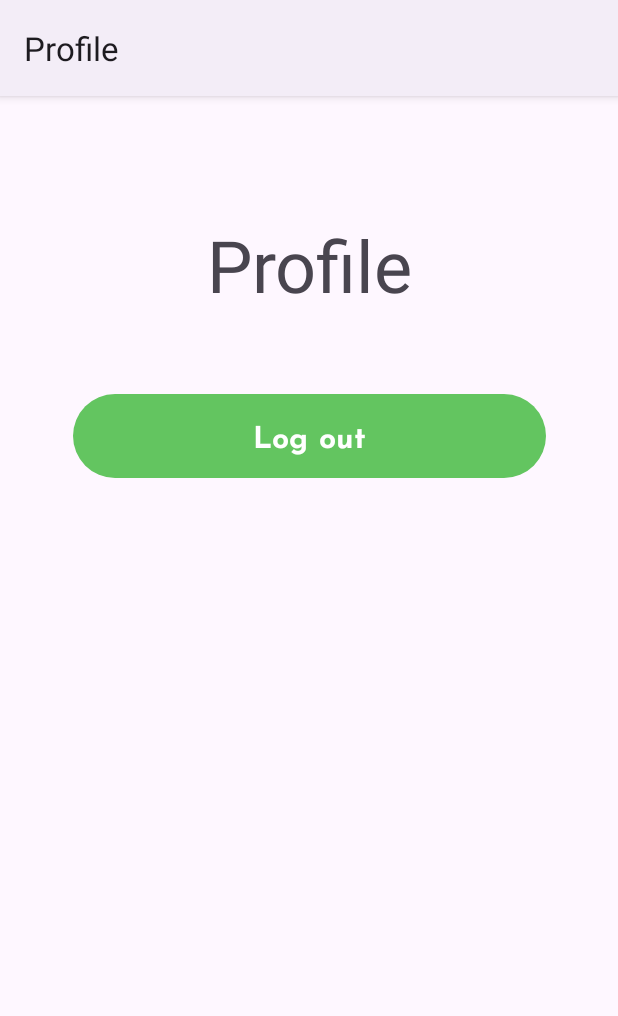
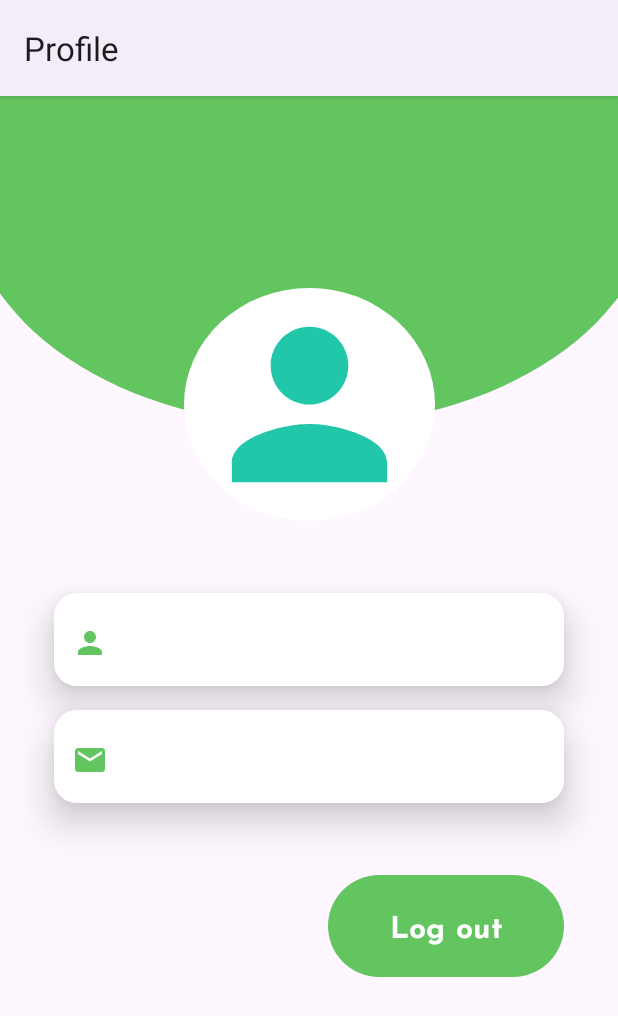
Before and after one commit to MasameEh/FoodPlanner_App, an Android app: the fragment ProfileFragment shown on its own in the app's theme, on a phone screen of 412 x 824 dp. Shown: the top 1016 px of the screen. Run offline under Robolectric (Android 15) with nearby library versions, the phone set to English and light mode, and no system bars; our stand-ins replace Firebase (no records; nobody signed in at launch, a user with empty details on screens opened directly), RxJava; Roboto replaces fonts that are not available here.

Commit message:
display username and email in profile screen

```diff
--- a/app/src/main/java/com/example/foodplanner/data/remote/auth/AuthCallback.java
+++ /dev/null
@@ -1,8 +0,0 @@
-package com.example.foodplanner.data.remote.auth;
-
-import com.google.firebase.auth.FirebaseUser;
-
-public interface AuthCallback {
-    void onSuccess(FirebaseUser user);
-    void onFailure(Exception e);
-}
--- a/app/src/main/java/com/example/foodplanner/data/remote/auth/FirebaseRemoteDataSource.java
+++ b/app/src/main/java/com/example/foodplanner/data/remote/auth/FirebaseRemoteDataSource.java
@@ -7,6 +7,7 @@ import com.google.firebase.auth.AuthCredential;
 import com.google.firebase.auth.FirebaseAuth;
 import com.google.firebase.auth.FirebaseUser;
 import com.google.firebase.auth.GoogleAuthProvider;
+import com.google.firebase.auth.UserProfileChangeRequest;
 import com.google.firebase.firestore.FieldValue;
 import com.google.firebase.firestore.FirebaseFirestore;
 
@@ -45,6 +46,8 @@ public class FirebaseRemoteDataSource implements AuthService{
                     mAuth.signInWithEmailAndPassword(email, password)
                             .addOnCompleteListener(task -> {
                                 if (task.isSuccessful()) {
+
+
                                     emitter.onSuccess(getCurrentUser().getUid());
 
                                 } else {
@@ -63,6 +66,21 @@ public class FirebaseRemoteDataSource implements AuthService{
                     mAuth.createUserWithEmailAndPassword(email, password)
                             .addOnCompleteListener(task -> {
                                 if (task.isSuccessful()) {
+
+                                    FirebaseUser user = mAuth.getCurrentUser();
+                                    if (user != null) {
+                                        // Update display name with username
+                                        UserProfileChangeRequest profileUpdates = new UserProfileChangeRequest.Builder()
+                                                .setDisplayName(username)
+                                                .build();
+
+                                        user.updateProfile(profileUpdates)
+                                                .addOnCompleteListener(updateTask -> {
+                                                    if (updateTask.isSuccessful()) {
+                                                        Log.d("Firebase", "Display name set to: " + username);
+                                                    }
+                                                });
+                                    }
                                     emitter.onSuccess(getCurrentUser().getUid());
                                     saveUserToFirestore(mAuth.getCurrentUser().getUid(), username, email);
 
--- a/app/src/main/java/com/example/foodplanner/data/repo/FirebaseRepository.java
+++ b/app/src/main/java/com/example/foodplanner/data/repo/FirebaseRepository.java
@@ -1,7 +1,6 @@
 package com.example.foodplanner.data.repo;
 
 
-import com.example.foodplanner.data.remote.auth.AuthCallback;
 import com.google.firebase.auth.FirebaseUser;
 
 import io.reactivex.rxjava3.core.Completable;
--- a/app/src/main/java/com/example/foodplanner/data/repo/FirebaseRepositoryImp.java
+++ b/app/src/main/java/com/example/foodplanner/data/repo/FirebaseRepositoryImp.java
@@ -1,7 +1,6 @@
 package com.example.foodplanner.data.repo;
 
 import com.example.foodplanner.data.local.CacheHelper;
-import com.example.foodplanner.data.remote.auth.AuthCallback;
 import com.example.foodplanner.data.remote.auth.FirebaseRemoteDataSource;
 import com.google.firebase.auth.FirebaseUser;
 
--- a/app/src/main/java/com/example/foodplanner/login/presenter/LoginPresenterImp.java
+++ b/app/src/main/java/com/example/foodplanner/login/presenter/LoginPresenterImp.java
@@ -1,9 +1,7 @@
 package com.example.foodplanner.login.presenter;
 
-import com.example.foodplanner.data.remote.auth.AuthCallback;
 import com.example.foodplanner.data.repo.FirebaseRepository;
 import com.example.foodplanner.login.view.LoginView;
-import com.google.firebase.auth.FirebaseUser;
 
 import io.reactivex.rxjava3.android.schedulers.AndroidSchedulers;
 import io.reactivex.rxjava3.disposables.Disposable;
--- a/app/src/main/java/com/example/foodplanner/login/view/LoginFragment.java
+++ b/app/src/main/java/com/example/foodplanner/login/view/LoginFragment.java
@@ -80,7 +80,7 @@ public class LoginFragment extends Fragment implements LoginView{
 
     private void initializeUI(View view){
         loginBtn = view.findViewById(R.id.btn_login);
-        emailEt = view.findViewById(R.id.et_email1);
+        emailEt = view.findViewById(R.id.et_login_email);
         passwordEt = view.findViewById(R.id.et_password1);
         signupTv = view.findViewById(R.id.tv_signup);
     }
--- a/app/src/main/java/com/example/foodplanner/profile/presenter/ProfilePresenter.java
+++ b/app/src/main/java/com/example/foodplanner/profile/presenter/ProfilePresenter.java
@@ -1,7 +1,8 @@
 package com.example.foodplanner.profile.presenter;
 
-import com.example.foodplanner.data.remote.auth.AuthCallback;
+import com.google.firebase.auth.FirebaseUser;
 
 public interface ProfilePresenter {
+    FirebaseUser getCurrentUser();
     void logoutUser();
 }
--- a/app/src/main/java/com/example/foodplanner/profile/presenter/ProfilePresenterImp.java
+++ b/app/src/main/java/com/example/foodplanner/profile/presenter/ProfilePresenterImp.java
@@ -1,6 +1,5 @@
 package com.example.foodplanner.profile.presenter;
 
-import com.example.foodplanner.data.remote.auth.AuthCallback;
 import com.example.foodplanner.data.repo.FirebaseRepository;
 import com.example.foodplanner.profile.view.ProfileView;
 import com.google.firebase.auth.FirebaseUser;
@@ -21,6 +20,10 @@ public class ProfilePresenterImp implements ProfilePresenter {
         this.profileView = profileView;
     }
 
+    public FirebaseUser getCurrentUser(){
+        return authRepo.getCurrentUser();
+    }
+
     public void logoutUser(){
         Disposable subscribe = authRepo.logoutUser()
                 .subscribeOn(Schedulers.io())
--- a/app/src/main/java/com/example/foodplanner/profile/view/ProfileFragment.java
+++ b/app/src/main/java/com/example/foodplanner/profile/view/ProfileFragment.java
@@ -14,6 +14,8 @@ import android.view.LayoutInflater;
 import android.view.View;
 import android.view.ViewGroup;
 import android.widget.Button;
+import android.widget.EditText;
+import android.widget.TextView;
 import android.widget.Toast;
 
 import com.example.foodplanner.R;
@@ -29,7 +31,8 @@ public class ProfileFragment extends Fragment implements ProfileView{
     Button logoutBtn;
     private static final String TAG = "ProfileFragment";
     private View view;
-
+    private EditText username, email;
+    private TextView name;
     private ProfilePresenter profilePresenter;
 
     public ProfileFragment() {
@@ -54,15 +57,29 @@ public class ProfileFragment extends Fragment implements ProfileView{
     public void onViewCreated(@NonNull View view, @Nullable Bundle savedInstanceState) {
         super.onViewCreated(view, savedInstanceState);
         this.view=view;
+
+        initializeUI(view);
+
         profilePresenter = new ProfilePresenterImp(FirebaseRepositoryImp.getInstance(FirebaseRemoteDataSource.getInstance(),
                 CacheHelper.getInstance(requireContext())), this);
 
-        logoutBtn = view.findViewById(R.id.btn_logout);
+
+
+        username.setText(profilePresenter.getCurrentUser().getDisplayName());
+        name.setText(profilePresenter.getCurrentUser().getDisplayName());
+        email.setText(profilePresenter.getCurrentUser().getEmail());
 
         logoutBtn.setOnClickListener(v -> {
             Log.i(TAG, "onViewCreated: log out clicked" );
             profilePresenter.logoutUser();
         });
+    }
+
+    private void initializeUI(View view){
+        logoutBtn = view.findViewById(R.id.btn_logout);
+        username = view.findViewById(R.id.et_fixed_username);
+        email = view.findViewById(R.id.et_fixed_email);
+        name = view.findViewById(R.id.tv_username);
     }
 
     @Override
--- a/app/src/main/java/com/example/foodplanner/signup/presenter/SignupPresenterImp.java
+++ b/app/src/main/java/com/example/foodplanner/signup/presenter/SignupPresenterImp.java
@@ -1,9 +1,7 @@
 package com.example.foodplanner.signup.presenter;
 
-import com.example.foodplanner.data.remote.auth.AuthCallback;
 import com.example.foodplanner.data.repo.FirebaseRepository;
 import com.example.foodplanner.signup.view.SignupView;
-import com.google.firebase.auth.FirebaseUser;
 
 import io.reactivex.rxjava3.android.schedulers.AndroidSchedulers;
 import io.reactivex.rxjava3.disposables.Disposable;
--- a/app/src/main/res/drawable/circle_background.xml
+++ b/app/src/main/res/drawable/circle_background.xml
@@ -1,4 +1,4 @@
 <shape xmlns:android="http://schemas.android.com/apk/res/android"
     android:shape="oval">
-    <solid android:color="@color/white"/>
+    <solid android:color="@color/primary"/>
 </shape>
--- a/app/src/main/res/layout/fragment_login.xml
+++ b/app/src/main/res/layout/fragment_login.xml
@@ -42,7 +42,7 @@
             app:startIconTint="@color/primary">
 
             <com.google.android.material.textfield.TextInputEditText
-                android:id="@+id/et_email1"
+                android:id="@+id/et_login_email"
                 android:layout_width="match_parent"
                 android:layout_height="wrap_content"
                 android:background="@drawable/et_shape"
--- a/app/src/main/res/layout/fragment_profile.xml
+++ b/app/src/main/res/layout/fragment_profile.xml
@@ -9,28 +9,109 @@
 
     <!-- TODO: Update blank fragment layout -->
 
-    <TextView
-        android:id="@+id/textView11"
-        android:layout_width="wrap_content"
-        android:layout_height="wrap_content"
-        android:layout_marginTop="80dp"
-        android:gravity="center"
-        android:text="Profile"
-        android:textSize="48sp"
-        app:layout_constraintEnd_toEndOf="parent"
-        app:layout_constraintStart_toStartOf="parent"
-        app:layout_constraintTop_toTopOf="parent" />
-
     <Button
         android:id="@+id/btn_logout"
-        android:layout_width="315dp"
-        android:layout_height="64dp"
-        android:layout_marginTop="50dp"
+        android:layout_width="157dp"
+        android:layout_height="76dp"
+        android:layout_marginTop="44dp"
         android:fontFamily="@font/josefin_sans_bold"
         android:text="Log out"
         android:textSize="20sp"
         app:layout_constraintEnd_toEndOf="parent"
+        app:layout_constraintHorizontal_bias="0.859"
         app:layout_constraintStart_toStartOf="parent"
-        app:layout_constraintTop_toBottomOf="@+id/textView11" />
+        app:layout_constraintTop_toBottomOf="@+id/textInputLayout2" />
+
+    <ImageView
+        android:id="@+id/imageView3"
+        android:layout_width="458dp"
+        android:layout_height="309dp"
+        android:layout_marginBottom="64dp"
+        android:backgroundTintMode="multiply"
+        android:src="@drawable/circle_background"
+        app:layout_constraintBottom_toBottomOf="@+id/imageView4"
+        app:layout_constraintEnd_toEndOf="parent"
+        app:layout_constraintHorizontal_bias="0.507"
+        app:layout_constraintStart_toStartOf="parent" />
+
+    <ImageView
+        android:id="@+id/imageView4"
+        android:layout_width="167dp"
+        android:layout_height="155dp"
+        android:layout_marginTop="24dp"
+        android:background="@drawable/circle_background"
+        android:backgroundTint="@color/white"
+        android:src="@drawable/user_ic"
+        app:layout_constraintEnd_toEndOf="parent"
+        app:layout_constraintStart_toStartOf="parent"
+        app:layout_constraintTop_toBottomOf="@id/tv_username" />
+
+    <TextView
+        android:id="@+id/tv_username"
+        android:layout_width="233dp"
+        android:layout_height="72dp"
+        android:layout_marginTop="32dp"
+        android:fontFamily="@font/josefin_sans_bold"
+        android:gravity="center"
+        android:maxLines="2"
+        android:text="Mohamed Sameh"
+        android:textColor="@color/white"
+        android:textSize="28sp"
+        app:layout_constraintBottom_toTopOf="@+id/imageView4"
+        app:layout_constraintEnd_toEndOf="parent"
+        app:layout_constraintStart_toStartOf="parent"
+        app:layout_constraintTop_toTopOf="parent"
+        app:layout_constraintVertical_bias="0.0" />
+
+    <com.google.android.material.textfield.TextInputLayout
+        android:id="@+id/textInputLayout"
+        android:layout_width="340dp"
+        android:layout_height="0dp"
+        android:layout_marginTop="48dp"
+        android:background="@drawable/et_shape"
+        android:elevation="15dp"
+        app:layout_constraintEnd_toEndOf="parent"
+        app:layout_constraintStart_toStartOf="parent"
+        app:layout_constraintTop_toBottomOf="@+id/imageView4"
+        app:startIconDrawable="@drawable/user_ic"
+        app:startIconTint="@color/primary">
+
+        <com.google.android.material.textfield.TextInputEditText
+            android:id="@+id/et_fixed_username"
+            android:layout_width="match_parent"
+            android:layout_height="wrap_content"
+            android:background="@drawable/et_shape"
+            android:inputType="none"
+            android:focusable="false"
+            android:clickable="false"
+            android:fontFamily="@font/josefin_sans"
+            tools:ignore="SpeakableTextPresentCheck" />
+    </com.google.android.material.textfield.TextInputLayout>
+
+    <com.google.android.material.textfield.TextInputLayout
+        android:id="@+id/textInputLayout2"
+        android:layout_width="340dp"
+        android:layout_height="0dp"
+        android:layout_marginTop="16dp"
+        android:background="@drawable/et_shape"
+        android:elevation="15dp"
+        app:layout_constraintEnd_toEndOf="parent"
+        app:layout_constraintStart_toStartOf="parent"
+        app:layout_constraintTop_toBottomOf="@+id/textInputLayout"
+        app:startIconDrawable="@drawable/email_ic"
+        app:startIconTint="@color/primary">
+
+        <com.google.android.material.textfield.TextInputEditText
+            android:id="@+id/et_fixed_email"
+            android:layout_width="match_parent"
+            android:layout_height="wrap_content"
+            android:background="@drawable/et_shape"
+            android:focusable="false"
+            android:clickable="false"
+            android:fontFamily="@font/josefin_sans"
+            android:inputType="none"
+            tools:ignore="SpeakableTextPresentCheck" />
+    </com.google.android.material.textfield.TextInputLayout>
+
 
 </androidx.constraintlayout.widget.ConstraintLayout>
```
